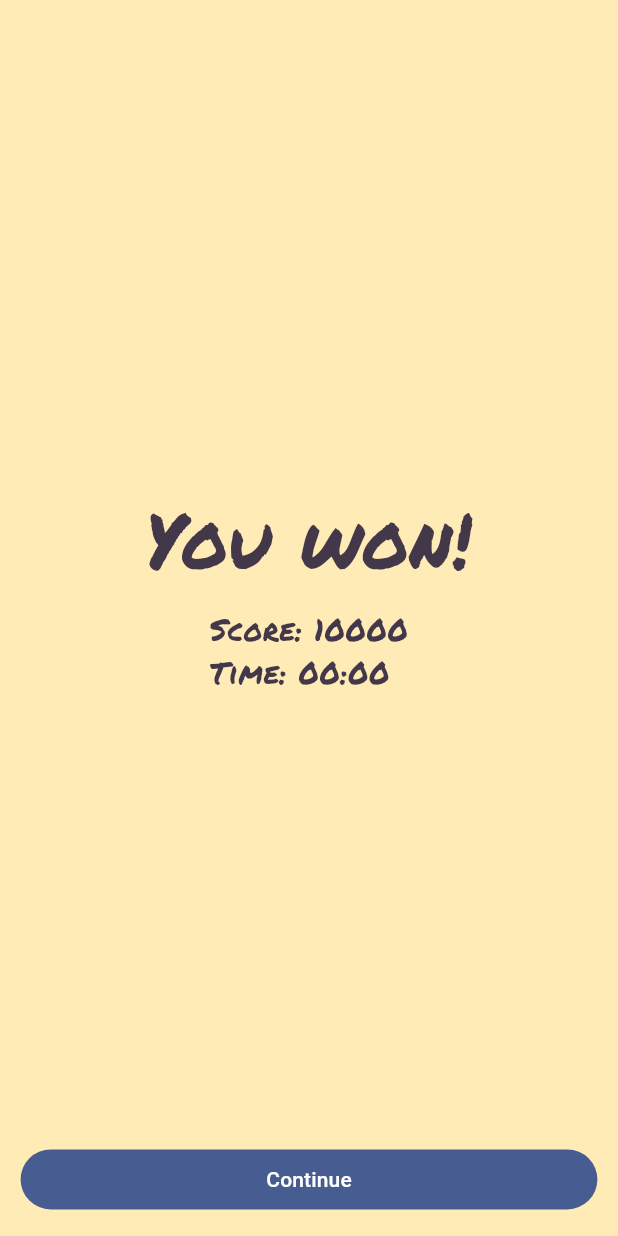
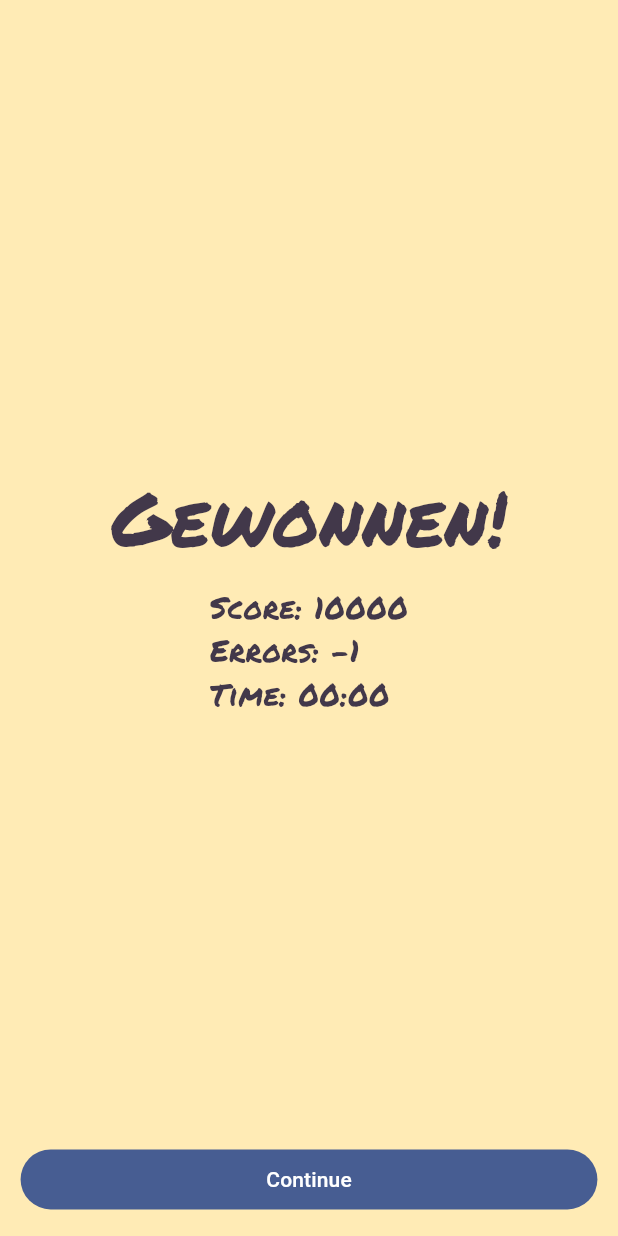
Before and after one commit to Paradoxianer/flying_words, a Flutter app: the WinGameScreen screen opened directly with empty values, on a phone screen of 412 x 824 dp. Run offline on Flutter 3.47's test engine with Material 2 defaults, Android fonts, the phone set to English and light mode, and no system bars; our stand-ins replace audioplayers, firebase_core, firebase_crashlytics, go_router, google_mobile_ads, in_app_purchase and 1 more; missing offline and left inert: games_services; accounts and stored records are empty.

Commit message:
Add the number of errors to the win Screen.

```diff
--- a/lib/main.dart
+++ b/lib/main.dart
@@ -12,6 +12,7 @@ import 'package:flutter/foundation.dart';
 import 'package:flutter/material.dart';
 import 'package:flutter/services.dart';
 import 'package:flying_words/src/game_internals/lesson.dart';
+import 'package:flying_words/src/game_internals/level_state.dart';
 import 'package:go_router/go_router.dart';
 import 'package:logging/logging.dart';
 import 'package:provider/provider.dart';
@@ -164,11 +165,12 @@ class MyApp extends StatelessWidget {
                     pageBuilder: (context, state) {
                       final map = state.extra! as Map<String, dynamic>;
                       final score = map['score'] as Score;
-
+                      final levelState = map['levelState'] as LevelState;
                       return buildMyTransition<void>(
                         child: WinGameScreen(
                           score: score,
                           key: const Key('win game'),
+                          errors: levelState.Errors.length
                         ),
                         color: context.watch<Palette>().backgroundPlaySession,
                       );
--- a/lib/src/game_internals/level_state.dart
+++ b/lib/src/game_internals/level_state.dart
@@ -6,7 +6,7 @@ import 'package:flutter/material.dart';
 
 
 class LevelState extends ChangeNotifier {
-  final VoidCallback onWin;
+  final Function(LevelState) onWin;
   final length;
   int _wordIndex = 0;
   Set<int> _errors = Set<int>();
@@ -37,7 +37,7 @@ class LevelState extends ChangeNotifier {
 
   void evaluate() {
     if (_wordIndex >= length) {
-      onWin();
+      onWin(this);
     }
   }
 }
--- a/lib/src/games_services/score.dart
+++ b/lib/src/games_services/score.dart
@@ -15,19 +15,19 @@ class Score {
 
   final int level;
 
-  //final LevelState levelState;
+  final int errors;
 
-
-  factory Score(int level, Difficulty difficulty, Duration duration) {
+  factory Score(int level, Difficulty difficulty, Duration duration, int errors) {
     // The higher the difficulty, the higher the score.
     var score = (difficulty.index+1);
     // The lower the time to beat the level, the higher the score.
     //score *= (levelState.length-levelState.numErrors);
+    //TODO calculate the length of the whole level from the givene number and difficulty speed wich gives the total time difficultySpeed[difficulty]
     score *= 10000 ~/ (duration.inSeconds.abs() + 1);
-    return Score._(score, duration, level);
+    return Score._(score, duration, level, errors);
   }
 
-  const Score._(this.score, this.duration, this.level);
+  const Score._(this.score, this.duration, this.level, this.errors);
 
   String get formattedTime {
     final buf = StringBuffer();
--- a/lib/src/play_session/play_session_screen.dart
+++ b/lib/src/play_session/play_session_screen.dart
@@ -132,13 +132,14 @@ class _PlaySessionScreenState extends State<PlaySessionScreen> {
     }
   }
 
-  Future<void> _playerWon() async {
+  Future<void> _playerWon(LevelState state) async {
     _log.info('Level ${widget.lesson.number} won');
 
     final score = Score(
       widget.lesson.number,
       widget.difficulty,
       DateTime.now().difference(_startOfPlay),
+      state.numErrors
     );
 
     final playerProgress = context.read<PlayerProgress>();
@@ -174,6 +175,6 @@ class _PlaySessionScreenState extends State<PlaySessionScreen> {
     await Future<void>.delayed(_celebrationDuration);
     if (!mounted) return;
 
-    GoRouter.of(context).go('/play/won', extra: {'score': score});
+    GoRouter.of(context).go('/play/won', extra: {'score': score,'levelState': state});
   }
 }
--- a/lib/src/win_game/win_game_screen.dart
+++ b/lib/src/win_game/win_game_screen.dart
@@ -15,10 +15,12 @@ import '../style/responsive_screen.dart';
 
 class WinGameScreen extends StatelessWidget {
   final Score score;
+  final int errors;
 
   const WinGameScreen({
     super.key,
     required this.score,
+    required this.errors,
   });
 
   @override
@@ -46,7 +48,7 @@ class WinGameScreen extends StatelessWidget {
             gap,
             const Center(
               child: Text(
-                'You won!',
+                'Gewonnen!',
                 style: TextStyle(fontFamily: 'Permanent Marker', fontSize: 50),
               ),
             ),
@@ -54,6 +56,7 @@ class WinGameScreen extends StatelessWidget {
             Center(
               child: Text(
                 'Score: ${score.score}\n'
+                'Errors: ${errors-1}\n'
                 'Time: ${score.formattedTime}',
                 style: const TextStyle(
                     fontFamily: 'Permanent Marker', fontSize: 20),
```
